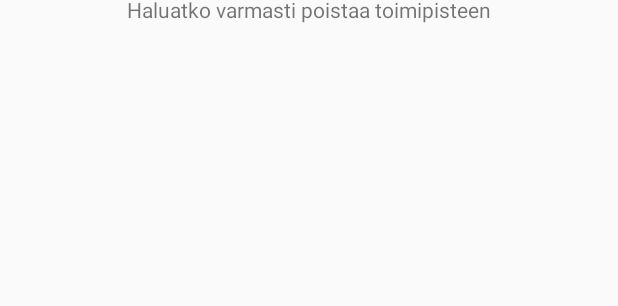
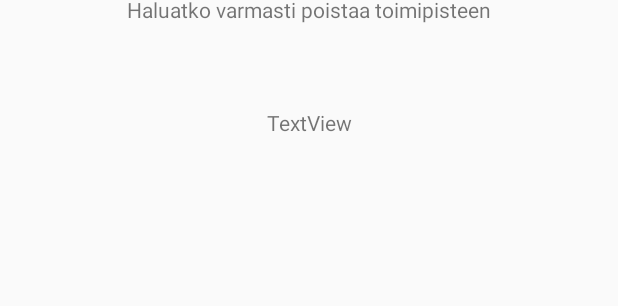
Before and after one commit to tleminen/Ohjelmistotuotanto1, an Android app: the layout fragment_toimip_poisto.xml on its own in the app's theme, with its tools: preview values and no code run, on a phone screen of 412 x 824 dp. Shown: the part 334-640 px from the top of the screen. Run offline under Robolectric (Android 15) with nearby library versions, the phone set to English and light mode, and no system bars; network calls fail.

Commit message:
Toimipisteiden lisääminen, poistaminen ja recycleView toimivat.

```diff
--- a/app/src/main/java/com/oh/time4play/Toimip_hallintaMuuttujat.java
+++ b/app/src/main/java/com/oh/time4play/Toimip_hallintaMuuttujat.java
@@ -16,9 +16,10 @@ public class Toimip_hallintaMuuttujat {
     public String Kaupunki = "-";
     public String ToimipisteVastaava = "";
 
-    public Toimip_hallintaMuuttujat(String kaupunki, String nimi) {
+    public Toimip_hallintaMuuttujat(String kaupunki, String nimi, String toimipisteVastaava) {
         this.Kaupunki = kaupunki;
         this.Nimi = nimi;
+        this.ToimipisteVastaava = toimipisteVastaava;
     }
 
     public String getToimipisteVastaava() {
--- a/app/src/main/java/com/oh/time4play/toimip_hallintaFragment.java
+++ b/app/src/main/java/com/oh/time4play/toimip_hallintaFragment.java
@@ -23,7 +23,7 @@ import java.util.ArrayList;
 
 
 public class toimip_hallintaFragment extends Fragment {
-    private ArrayList<Toimip_hallintaMuuttujat> itemArrayList; //
+    public ArrayList<Toimip_hallintaMuuttujat> itemArrayList; //
 
     public static String valittuToimipiste;
 
@@ -88,7 +88,7 @@ public class toimip_hallintaFragment extends Fragment {
         myRecycleView.setAdapter(new Toimip_hallintaListAdapter(itemArrayList));
         myRecycleView.setLayoutManager(new LinearLayoutManager(getContext()));
 
-        itemArrayList = new ArrayList<Toimip_hallintaMuuttujat>();
+        //itemArrayList = new ArrayList<Toimip_hallintaMuuttujat>();
 
         //Asiakas hallinta (Asiakkaan poistaminen)
         btPoistaAsiakas.setOnClickListener(e -> {
--- a/app/src/main/res/layout/fragment_toimip_poisto.xml
+++ b/app/src/main/res/layout/fragment_toimip_poisto.xml
@@ -44,6 +44,17 @@
             app:layout_constraintStart_toStartOf="parent"
             app:layout_constraintTop_toBottomOf="@+id/bt_PoistoKylla"
             app:layout_constraintVertical_bias="0.26" />
+
+        <TextView
+            android:id="@+id/tvPoistettavanNimi"
+            android:layout_width="wrap_content"
+            android:layout_height="wrap_content"
+            android:text="TextView"
+            app:layout_constraintBottom_toTopOf="@+id/bt_PoistoKylla"
+            app:layout_constraintEnd_toEndOf="parent"
+            app:layout_constraintStart_toStartOf="parent"
+            app:layout_constraintTop_toBottomOf="@+id/tw_PoistoTeksti"
+            app:layout_constraintVertical_bias="0.110000014" />
     </androidx.constraintlayout.widget.ConstraintLayout>
 
 </FrameLayout>
```
Also changed, not shown: app/src/main/java/com/oh/time4play/Toimip_hallintaListAdapter.java (+4 -3 lines), app/src/main/java/com/oh/time4play/Toimip_hallinta_kyselyt.java (+10 -6 lines), app/src/main/java/com/oh/time4play/toimip_poistoFragment.java (+5 -2 lines).
